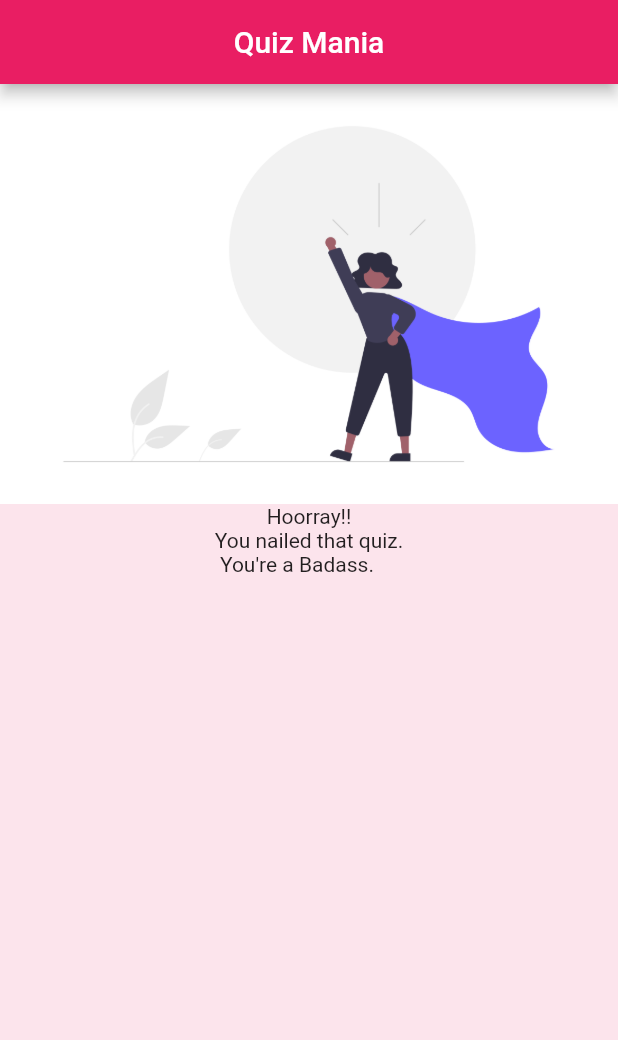
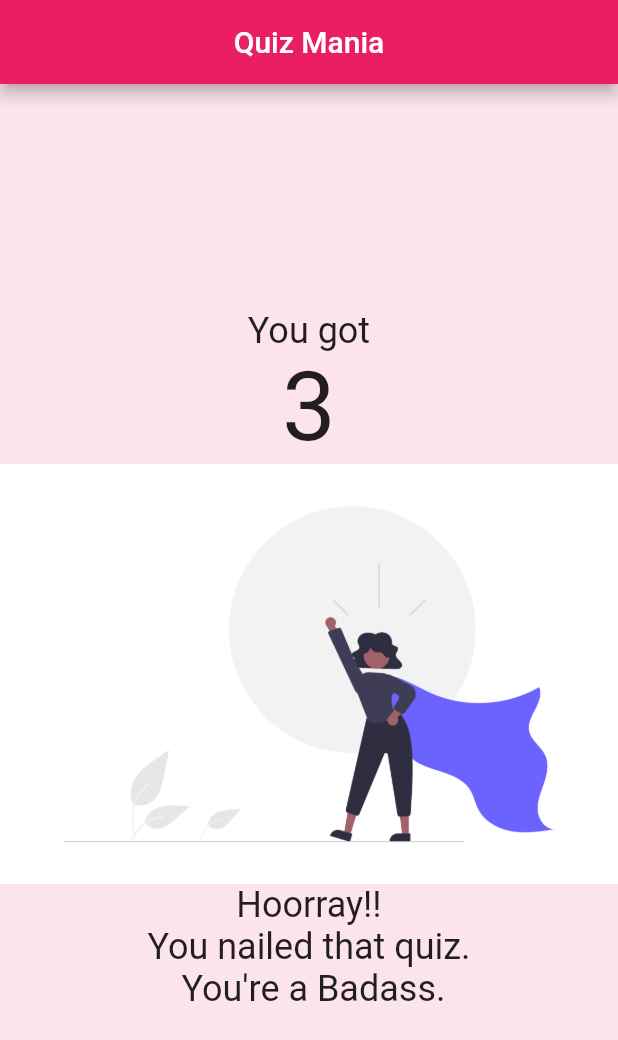
Before and after one commit to prateek-aher/Academind-FlutterCourse, a Flutter app: the screen it shows after launch, after a tap on "Red", after a tap on "Dog", after a tap on "Irish", on a phone screen of 412 x 824 dp. Shown: the top 1040 px of the screen. Run offline on Flutter 3.47's test engine with Material 2 defaults, Android fonts, the phone set to English and light mode, and no system bars.

Commit message:
Added overall quiz score to results

```diff
--- a/quiz_app/lib/home_page.dart
+++ b/quiz_app/lib/home_page.dart
@@ -1,6 +1,4 @@
 import 'package:flutter/material.dart';
-import 'package:quiz_app/answer.dart';
-import 'question.dart';
 import 'result.dart';
 import 'quiz.dart';
 
@@ -10,27 +8,44 @@ class HomePage extends StatefulWidget {
 }
 
 class _HomePageState extends State<HomePage> {
-  int _qIndex = 0;
-
-  var _questions = const [
+  int index = 0;
+  int totalScore = 0;
+  List<Map<String, dynamic>> questionsList = const [
     {
       'question': 'What is your favorite color?',
-      'answers': ['Red', 'Green', 'Blue', 'Pink'],
+      'answers': [
+        {'text': 'Red', 'score': 1},
+        {'text': 'Green', 'score': -1},
+        {'text': 'Blue', 'score': -1},
+        {'text': 'Pink', 'score': -1}
+      ],
     },
     {
       'question': 'What is your favorite animal?',
-      'answers': ['Cat', 'Dog', 'Snake', 'Elephant'],
+      'answers': [
+        {'text': 'Cat', 'score': -1},
+        {'text': 'Dog', 'score': 1},
+        {'text': 'Snake', 'score': -1},
+        {'text': 'Elephant', 'score': -1}
+      ],
     },
     {
       'question': 'What is your Nationality?',
-      'answers': ['Greek', 'Indian', 'Irish', 'Scottish'],
+      'answers': [
+        {'text': 'Greek', 'score': -1},
+        {'text': 'Indian', 'score': -1},
+        {'text': 'Irish', 'score': 1},
+        {'text': 'Scottish', 'score': -1}
+      ],
     },
   ];
 
-  void _answerQuestion() {
-    if (_qIndex < _questions.length) {
+  void answerQuestion(int score) {
+    totalScore += score;
+
+    if (index < questionsList.length) {
       setState(() {
-        _qIndex++;
+        index++;
       });
     }
   }
@@ -44,9 +59,9 @@ class _HomePageState extends State<HomePage> {
         title: Text('Quiz Mania'),
         centerTitle: true,
       ),
-      body: (_qIndex < _questions.length)
-          ? Quiz(_questions, _qIndex, _answerQuestion)
-          : Result(),
+      body: (index < questionsList.length)
+          ? new Quiz(questionsList, index, answerQuestion)
+          : Result(totalScore),
     );
   }
 }
--- a/quiz_app/lib/quiz.dart
+++ b/quiz_app/lib/quiz.dart
@@ -3,9 +3,9 @@ import 'question.dart';
 import 'answer.dart';
 
 class Quiz extends StatelessWidget {
-  var _qIndex;
-  List<Map<String, dynamic>> _qList;
-  Function _selectHandler;
+  final int _qIndex;
+  final List<Map<String, dynamic>> _qList;
+  final Function _selectHandler;
 
   Quiz(this._qList, this._qIndex, this._selectHandler);
 
@@ -15,8 +15,9 @@ class Quiz extends StatelessWidget {
       mainAxisAlignment: MainAxisAlignment.center,
       children: <Widget>[
         Question(_qList[_qIndex]['question']),
-        ...(_qList[_qIndex]['answers'] as List<String>)
-            .map((answer) => Answer(_selectHandler, answer))
+        ...(_qList[_qIndex]['answers'] as List<Map<String, Object>>)
+            .map((answer) =>
+                Answer(() => _selectHandler(answer['score']), answer['text']))
             .toList(),
       ],
     );
--- a/quiz_app/lib/result.dart
+++ b/quiz_app/lib/result.dart
@@ -1,15 +1,32 @@
 import 'package:flutter/material.dart';
 
 class Result extends StatelessWidget {
+  final int testScore;
+  static const k = 24.0;
+
+  Result(this.testScore);
   @override
   Widget build(BuildContext context) {
     return Center(
       child: Column(
+        mainAxisAlignment: MainAxisAlignment.center,
         crossAxisAlignment: CrossAxisAlignment.center,
         children: <Widget>[
+          Text(
+            'You got',
+            style: TextStyle(fontSize: k),
+            textAlign: TextAlign.center,
+          ),
+          Text(
+            '$testScore',
+            style: TextStyle(fontSize: 64),
+          ),
           Image.asset('images/powerful.png'),
-          Text('Hoorray!!'),
-          Text('You nailed that quiz.\n You\'re a Badass.'),
+          Text(
+            'Hoorray!!\nYou nailed that quiz.\n You\'re a Badass.',
+            style: TextStyle(fontSize: k),
+            textAlign: TextAlign.center,
+          ),
         ],
       ),
     );
```
Also changed, not shown: quiz_app/pubspec.yaml (+1 -48 lines).
